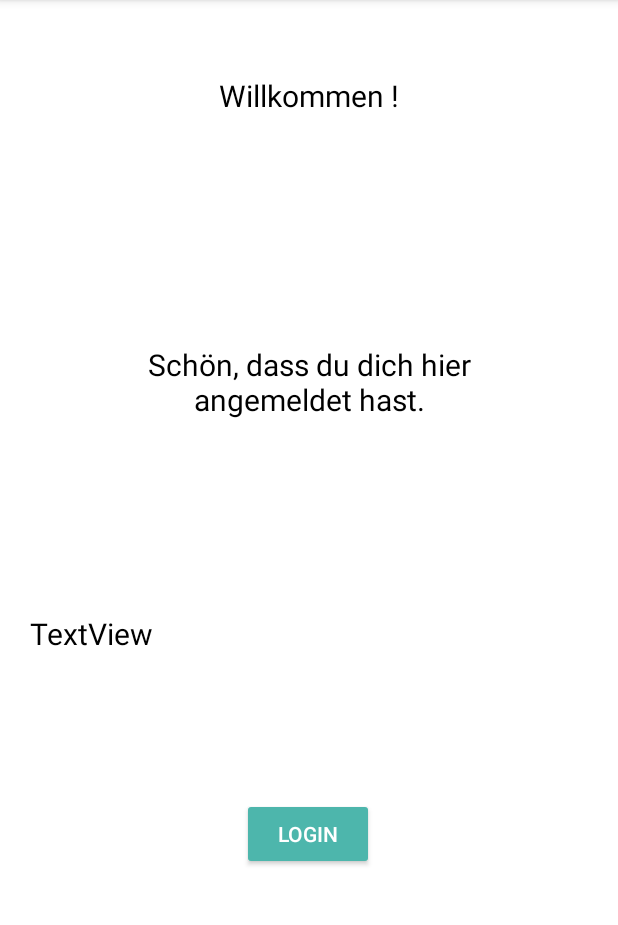
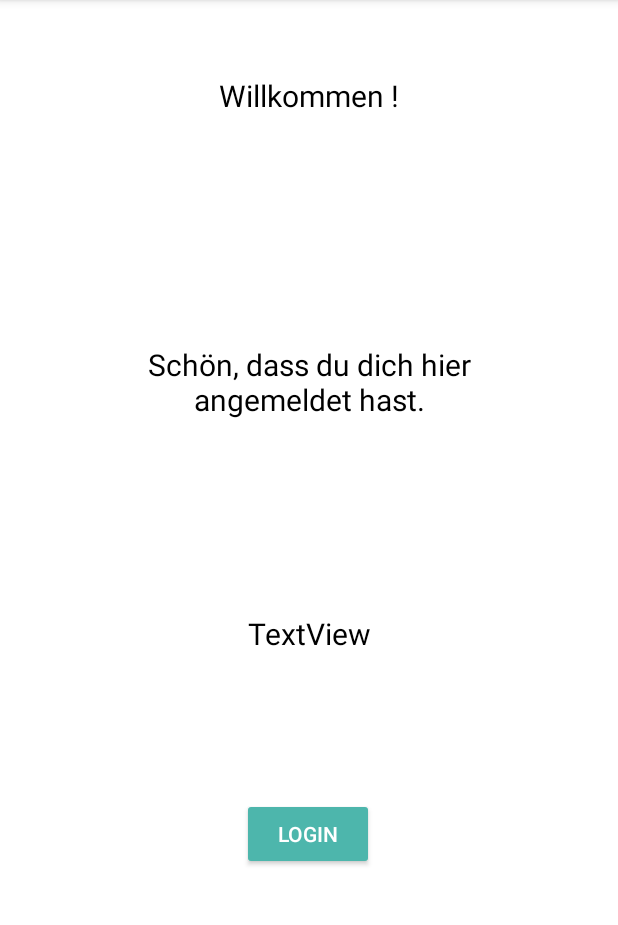
Before and after one commit to LauraGroettrup/MindMirror, an Android app: the RegistrationConfirmation screen opened directly, with no data from a screen before it, on a phone screen of 412 x 824 dp, the part 84-1009 px from its top. Run offline under Robolectric (Android 15) with nearby library versions, the phone set to English and light mode, and no system bars.

Commit message:
fix layout error

```diff
--- a/app/src/main/res/layout/registration_confirmation.xml
+++ b/app/src/main/res/layout/registration_confirmation.xml
@@ -48,6 +48,7 @@
         android:layout_marginBottom="96dp"
         android:text="TextView"
         app:layout_constraintBottom_toTopOf="@+id/btnToLogin"
-        tools:layout_editor_absoluteX="0dp"
+        app:layout_constraintEnd_toEndOf="parent"
+        app:layout_constraintStart_toStartOf="parent"
         tools:text="@string/registration_description" />
 </androidx.constraintlayout.widget.ConstraintLayout>
```
